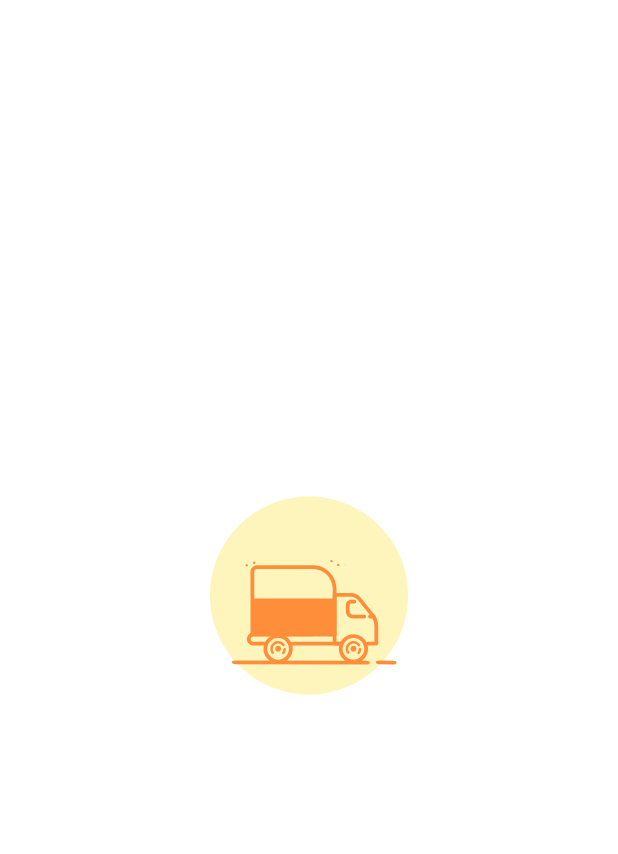
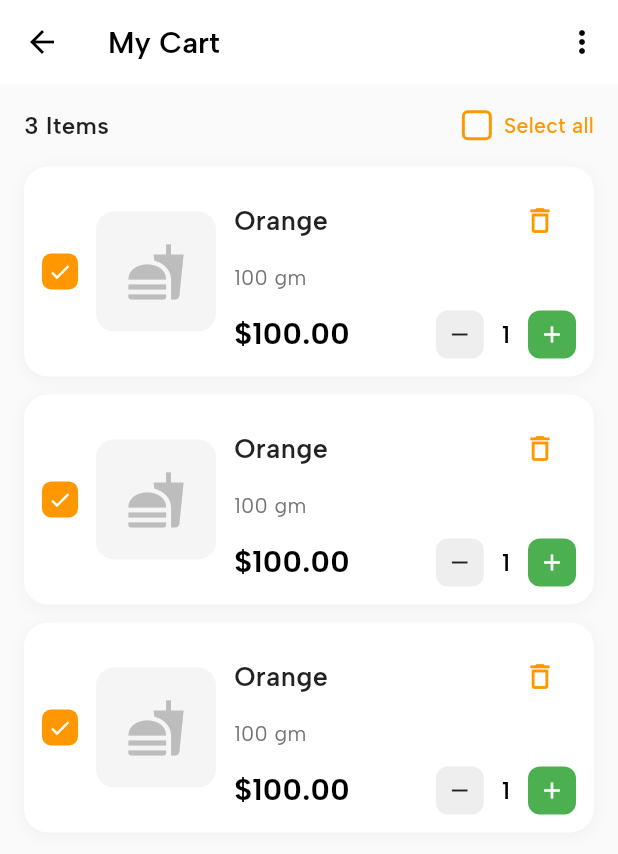
Before and after one commit to lokeshramchand-ctrl/SEKO, a Flutter app: the first screen one second after launch, on a phone screen of 412 x 824 dp. Shown: the top 854 px of the screen. Run offline on Flutter 3.47's test engine with Material 3 defaults, Android fonts, the light colour scheme and no system bars; our stand-ins replace flutter_secure_storage, google_fonts, lottie.

Commit message:
KIKI - 19 (After)

```diff
--- a/seko/lib/Last Sector/checkout.dart
+++ b/seko/lib/Last Sector/checkout.dart
@@ -1,197 +1,119 @@
-// ignore_for_file: deprecated_member_use
+
+// ignore_for_file: use_super_parameters, deprecated_member_use
 
 import 'package:flutter/material.dart';
 import 'package:google_fonts/google_fonts.dart';
 
-class Checkout extends StatelessWidget {
-  const Checkout({super.key});
+class CartPage extends StatefulWidget {
+  const CartPage({Key? key}) : super(key: key);
+
+  @override
+  State<CartPage> createState() => _CartPageState();
+}
+
+class _CartPageState extends State<CartPage> {
+  List<CartItem> cartItems = [
+    CartItem(
+      name: 'Orange',
+      weight: '100 gm',
+      price: 100.00,
+      quantity: 1,
+      image: 'assets/orange.png',
+    ),
+    CartItem(
+      name: 'Orange',
+      weight: '100 gm',
+      price: 100.00,
+      quantity: 1,
+      image: 'assets/cabbage.png',
+    ),
+    CartItem(
+      name: 'Orange',
+      weight: '100 gm',
+      price: 100.00,
+      quantity: 1,
+      image: 'assets/strawberry.png',
+    ),
+  ];
+
+  bool selectAll = false;
 
   @override
   Widget build(BuildContext context) {
-    final cartItems = [
-      {
-        'name': 'Garlic',
-        'price': 22.5,
-        'quantity': 2,
-        'image': "assets/21.png", // Replaced icon with asset image
-      },
-      {
-        'name': 'Capsicum',
-        'price': 55.0,
-        'quantity': 1,
-        'image': "assets/44.png", // Replaced icon with asset image
-      },
-      {
-        'name': 'Cabbage',
-        'price': 9.5,
-        'quantity': 6,
-        'image': "assets/13.png", // Replaced icon with asset image
-      },
-    ];
-
-    // Static values for subtotal, taxes, management fee, and total
-    double subtotal = 160.0;
-    double taxes = 15.0;
-    double managementFee = 2.5;
-    double total = 177.5;
-
     return Scaffold(
-      backgroundColor: const Color(0xFFFCD956),
-      body: Column(
-        children: [
-          const SizedBox(height: 55),
-          Container(
-            width: 150, // Define width
-            height: 50, // Define height
-            decoration: BoxDecoration(
-              borderRadius: BorderRadius.circular(35), // Round corners
-              border: Border.all(
-                color: Colors.white,
-                width: 4,
+      backgroundColor: Colors.grey[50],
+      appBar: AppBar(
+        backgroundColor: Colors.white,
+        elevation: 0,
+        leading: IconButton(
+          icon: const Icon(Icons.arrow_back, color: Colors.black),
+          onPressed: () => Navigator.pop(context),
+        ),
+        title: Text(
+          'My Cart',
+          style: GoogleFonts.albertSans(
+            color: Colors.black,
+            fontSize: 20,
+            fontWeight: FontWeight.w600,
           ),
         ),
-            child: Center(
-              child: TextButton(
+        actions: [
+          IconButton(
+            icon: const Icon(Icons.more_vert, color: Colors.black),
             onPressed: () {},
-                  child: Text(
-                    "Back",
-                    style: GoogleFonts.albertSans(
-                      color: Colors.white,
-                      fontSize: 18,
-                    ),
-                  )),
-            ),
-          ),
-          const SizedBox(height: 40),
-          Center(
-            child: Container(
-              width: MediaQuery.of(context).size.width * 0.9,
-              height: MediaQuery.of(context).size.height *
-                  0.7, // Increased height for better layout
-              padding: const EdgeInsets.all(16),
-              decoration: BoxDecoration(
-                color: Colors.white,
-                borderRadius: BorderRadius.circular(12),
-                boxShadow: [
-                  BoxShadow(
-                    color: Colors.black.withOpacity(0.1),
-                    blurRadius: 10,
-                    offset: const Offset(0, 4),
           ),
         ],
       ),
-              child: Column(
-                crossAxisAlignment: CrossAxisAlignment.start,
+      body: Column(
         children: [
-                  // Header Section
-                  Row(
-                    mainAxisAlignment: MainAxisAlignment.spaceBetween,
-                    children: [
-                      Text(
-                        'Invoice',
-                        style: GoogleFonts.albertSans(
-                          fontSize: 18,
-                          fontWeight: FontWeight.bold,
-                        ),
-                      ),
-                      Image.asset(
-                        'assets/3.png',
-                        width: 64,
-                        height: 64,
-                      ),
-                    ],
-                  ),
-                  const SizedBox(height: 16),
-                  const Divider(),
-                  const SizedBox(height: 8),
-                  Text(
-                    'Products',
-                    style: GoogleFonts.albertSans(
-                      fontSize: 16,
-                      fontWeight: FontWeight.bold,
-                    ),
-                  ),
-                  const SizedBox(height: 8),
-                  // Product Items List
-                  Expanded(
-                    child: ListView.builder(
-                      itemCount: cartItems.length,
-                      itemBuilder: (context, index) {
-                        final item = cartItems[index];
-                        return Padding(
-                          padding: const EdgeInsets.symmetric(vertical: 8),
-                          child: Row(
-                            mainAxisAlignment: MainAxisAlignment.spaceBetween,
-                            children: [
-                              Row(
-                                children: [
-                                  item['image'] is String
-                                      ? Image.asset(
-                                          item['image'] as String,
-                                          width: 24,
-                                          height: 24,
-                                        )
-                                      : Container(), // Fallback if image is not available
-                                  const SizedBox(width: 8),
-                                  Text(
-                                    item['name'] as String,
-                                    style: GoogleFonts.albertSans(),
-                                  ),
-                                ],
-                              ),
-                              Text(
-                                '₹${(item['price'] as double).toStringAsFixed(2)}',
-                                style: GoogleFonts.albertSans(),
-                              ),
-                              Text(
-                                '${item['quantity']}',
-                                style: GoogleFonts.albertSans(),
-                              ),
-                              Text(
-                                '₹${((item['price'] as double) * (item['quantity'] as int).toDouble()).toStringAsFixed(2)}',
-                                style: GoogleFonts.albertSans(),
-                              ),
-                            ],
-                          ),
-                        );
-                      },
-                    ),
-                  ),
-                  const Divider(),
-                  // Summary Section (Subtotal, Taxes, Management Fee)
+          // Header with item count and select all
           Padding(
-                    padding: const EdgeInsets.symmetric(vertical: 8),
-                    child: Column(
-                      crossAxisAlignment: CrossAxisAlignment.stretch,
-                      children: [
-                        _buildSummaryRow(
-                            'All', '₹${subtotal.toStringAsFixed(2)}'),
-                        _buildSummaryRow(
-                            'Taxes', '₹${taxes.toStringAsFixed(2)}'),
-                        _buildSummaryRow('Management',
-                            '₹${managementFee.toStringAsFixed(2)}'),
-                      ],
-                    ),
-                  ),
-                  const Divider(),
-                  // Total Section
-                  Padding(
-                    padding: const EdgeInsets.symmetric(vertical: 8),
+            padding: const EdgeInsets.all(16.0),
             child: Row(
               mainAxisAlignment: MainAxisAlignment.spaceBetween,
               children: [
                 Text(
-                          'Total',
+                  '${cartItems.length} Items',
                   style: GoogleFonts.albertSans(
                     fontSize: 16,
-                            fontWeight: FontWeight.bold,
+                    fontWeight: FontWeight.w600,
+                    color: Colors.black87,
                   ),
                 ),
+                GestureDetector(
+                  onTap: () {
+                    setState(() {
+                      selectAll = !selectAll;
+                    });
+                  },
+                  child: Row(
+                    children: [
+                      Container(
+                        width: 20,
+                        height: 20,
+                        decoration: BoxDecoration(
+                          color: selectAll ? Colors.orange : Colors.white,
+                          border: Border.all(
+                            color: Colors.orange,
+                            width: 2,
+                          ),
+                          borderRadius: BorderRadius.circular(4),
+                        ),
+                        child: selectAll
+                            ? const Icon(
+                                Icons.check,
+                                size: 14,
+                                color: Colors.white,
+                              )
+                            : null,
+                      ),
+                      const SizedBox(width: 8),
                       Text(
-                          '₹${total.toStringAsFixed(2)}',
+                        'Select all',
                         style: GoogleFonts.albertSans(
-                            fontSize: 16,
-                            fontWeight: FontWeight.bold,
+                          fontSize: 14,
+                          color: Colors.orange,
+                          fontWeight: FontWeight.w500,
                         ),
                       ),
                     ],
@@ -200,57 +122,223 @@ class Checkout extends StatelessWidget {
               ],
             ),
           ),
-          ),
-          Positioned(
-            bottom: 0,
-            left: 0,
-            right: 0,
-            child: Padding(
-              padding: const EdgeInsets.all(20.0),
-              child: ElevatedButton(
-                onPressed: () {
-                  // Handle checkout action here
-                  Navigator.pushNamed(context, '/payment');
+          // Cart Items List
+          Expanded(
+            child: ListView.builder(
+              padding: const EdgeInsets.symmetric(horizontal: 16),
+              itemCount: cartItems.length,
+              itemBuilder: (context, index) {
+                return CartItemWidget(
+                  item: cartItems[index],
+                  onQuantityChanged: (newQuantity) {
+                    setState(() {
+                      cartItems[index].quantity = newQuantity;
+                    });
                   },
-                style: ElevatedButton.styleFrom(
-                  backgroundColor: Colors.white,
-                  padding: const EdgeInsets.symmetric(vertical: 20),
-                  shape: RoundedRectangleBorder(
-                    borderRadius: BorderRadius.circular(8),
-                  ),
-                ),
-                child: Text(
-                  '  Proceed to Payment  ',
-                  style: GoogleFonts.albertSans(
-                    color: const Color(0xFFFCD956),
-                    fontSize: 20,
-                    fontWeight: FontWeight.bold,
-                  ),
-                ),
-              ),
+                  onDelete: () {
+                    setState(() {
+                      cartItems.removeAt(index);
+                    });
+                  },
+                );
+              },
             ),
           ),
         ],
       ),
     );
   }
+}
 
-  Widget _buildSummaryRow(String label, String amount) {
-    return Padding(
-      padding: const EdgeInsets.symmetric(vertical: 2),
+class CartItemWidget extends StatelessWidget {
+  final CartItem item;
+  final Function(int) onQuantityChanged;
+  final VoidCallback onDelete;
+
+  const CartItemWidget({
+    Key? key,
+    required this.item,
+    required this.onQuantityChanged,
+    required this.onDelete,
+  }) : super(key: key);
+
+  @override
+  Widget build(BuildContext context) {
+    return Container(
+      margin: const EdgeInsets.only(bottom: 12),
+      padding: const EdgeInsets.all(12),
+      decoration: BoxDecoration(
+        color: Colors.white,
+        borderRadius: BorderRadius.circular(16),
+        boxShadow: [
+          BoxShadow(
+            color: Colors.black.withOpacity(0.04),
+            blurRadius: 8,
+            offset: const Offset(0, 2),
+          ),
+        ],
+      ),
       child: Row(
+        children: [
+          // Checkbox
+          Container(
+            width: 24,
+            height: 24,
+            decoration: BoxDecoration(
+              color: Colors.orange,
+              borderRadius: BorderRadius.circular(6),
+            ),
+            child: const Icon(
+              Icons.check,
+              size: 16,
+              color: Colors.white,
+            ),
+          ),
+          const SizedBox(width: 12),
+          // Product Image
+          Container(
+            width: 80,
+            height: 80,
+            decoration: BoxDecoration(
+              color: Colors.grey[100],
+              borderRadius: BorderRadius.circular(12),
+            ),
+            child: Center(
+              child: Icon(
+                Icons.fastfood,
+                size: 40,
+                color: Colors.grey[400],
+              ),
+            ),
+          ),
+          const SizedBox(width: 12),
+          // Product Details
+          Expanded(
+            child: Column(
+              crossAxisAlignment: CrossAxisAlignment.start,
+              children: [
+                Row(
                   mainAxisAlignment: MainAxisAlignment.spaceBetween,
                   children: [
                     Text(
-            label,
-            style: GoogleFonts.albertSans(),
+                      item.name,
+                      style: GoogleFonts.albertSans(
+                        fontSize: 18,
+                        fontWeight: FontWeight.w600,
+                        color: Colors.black87,
                       ),
+                    ),
+                    IconButton(
+                      icon: const Icon(
+                        Icons.delete_outline,
+                        color: Colors.orange,
+                        size: 22,
+                      ),
+                      onPressed: onDelete,
+                      padding: EdgeInsets.zero,
+                      constraints: const BoxConstraints(),
+                    ),
+                  ],
+                ),
+                const SizedBox(height: 4),
                 Text(
-            amount,
-            style: GoogleFonts.albertSans(),
+                  item.weight,
+                  style: GoogleFonts.albertSans(
+                    fontSize: 14,
+                    color: Colors.grey[600],
+                    fontWeight: FontWeight.w400,
+                  ),
+                ),
+                const SizedBox(height: 12),
+                Row(
+                  mainAxisAlignment: MainAxisAlignment.spaceBetween,
+                  children: [
+                    Text(
+                      '\$${item.price.toStringAsFixed(2)}',
+                      style: GoogleFonts.albertSans(
+                        fontSize: 20,
+                        fontWeight: FontWeight.w700,
+                        color: Colors.black,
+                      ),
+                    ),
+                    Row(
+                      children: [
+                        // Minus Button
+                        GestureDetector(
+                          onTap: () {
+                            if (item.quantity > 1) {
+                              onQuantityChanged(item.quantity - 1);
+                            }
+                          },
+                          child: Container(
+                            width: 32,
+                            height: 32,
+                            decoration: BoxDecoration(
+                              color: Colors.grey[200],
+                              borderRadius: BorderRadius.circular(8),
+                            ),
+                            child: const Icon(
+                              Icons.remove,
+                              size: 18,
+                              color: Colors.black87,
+                            ),
+                          ),
+                        ),
+                        const SizedBox(width: 12),
+                        // Quantity
+                        Text(
+                          '${item.quantity}',
+                          style: GoogleFonts.albertSans(
+                            fontSize: 16,
+                            fontWeight: FontWeight.w600,
+                            color: Colors.black,
+                          ),
+                        ),
+                        const SizedBox(width: 12),
+                        // Plus Button
+                        GestureDetector(
+                          onTap: () {
+                            onQuantityChanged(item.quantity + 1);
+                          },
+                          child: Container(
+                            width: 32,
+                            height: 32,
+                            decoration: BoxDecoration(
+                              color: Colors.green,
+                              borderRadius: BorderRadius.circular(8),
+                            ),
+                            child: const Icon(
+                              Icons.add,
+                              size: 18,
+                              color: Colors.white,
+                            ),
+                          ),
+                        ),
+                      ],
+                    ),
+                  ],
+                ),
+              ],
+            ),
           ),
         ],
       ),
     );
   }
 }
+
+class CartItem {
+  String name;
+  String weight;
+  double price;
+  int quantity;
+  String image;
+
+  CartItem({
+    required this.name,
+    required this.weight,
+    required this.price,
+    required this.quantity,
+    required this.image,
+  });
+}
--- a/seko/lib/main.dart
+++ b/seko/lib/main.dart
@@ -27,7 +27,7 @@ class MyApp extends StatelessWidget {
   @override
   Widget build(BuildContext context) {
     return MaterialApp(
-      initialRoute: '/',
+      initialRoute: '/cartpage',
       routes: {
         //First Sector
         '/': (context) => const AnimationScreen(),
@@ -45,7 +45,7 @@ class MyApp extends StatelessWidget {
         '/dairy': (context) => const Dairy(),
 
         //End sector
-        '/checkout': (context) => const Checkout(),
+        '/cartpage': (context) => const CartPage(),
         '/payment': (context) => const PaymentPage(),
         '/delivery': (context) => const DeliveryPage(),
       },
--- a/seko/pubspec.yaml
+++ b/seko/pubspec.yaml
@@ -50,6 +50,7 @@ dependencies:
   shared_preferences: ^2.5.3
   http: ^1.5.0
   flutter_secure_storage: ^9.2.4
+  flutter_cart: ^0.0.9
 
 dev_dependencies:
   flutter_test:
```
Also changed, not shown: seko/lib/Main Sector/ProductDetailPage.dart (+3 -5 lines), seko/pubspec.lock. Lines whose indentation alone changed are shown as unchanged.
